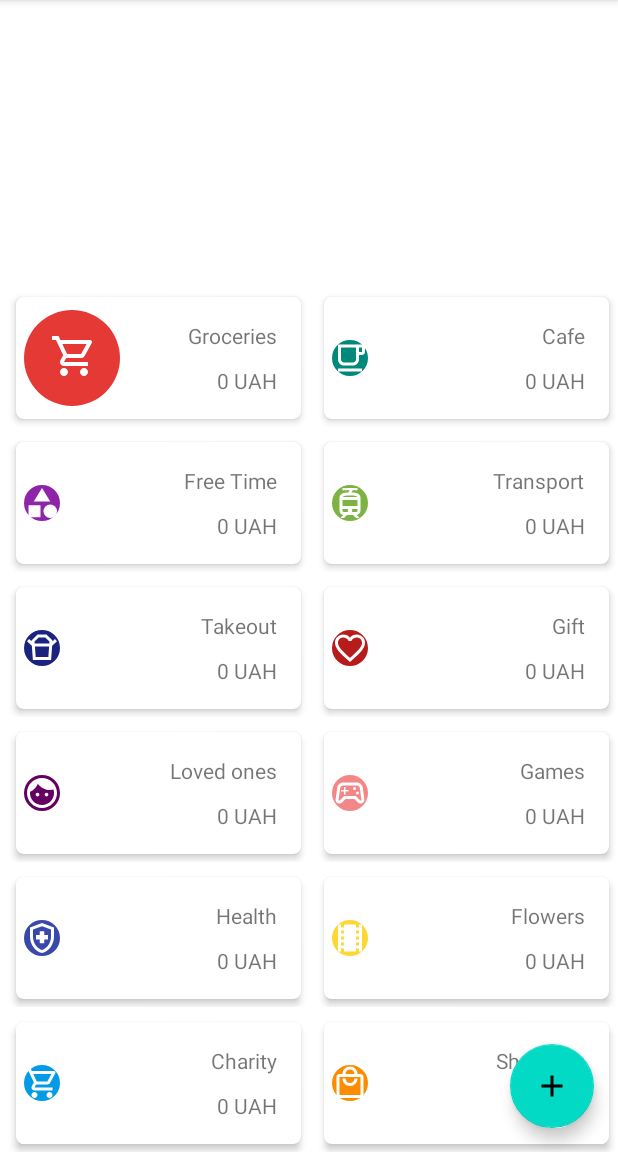
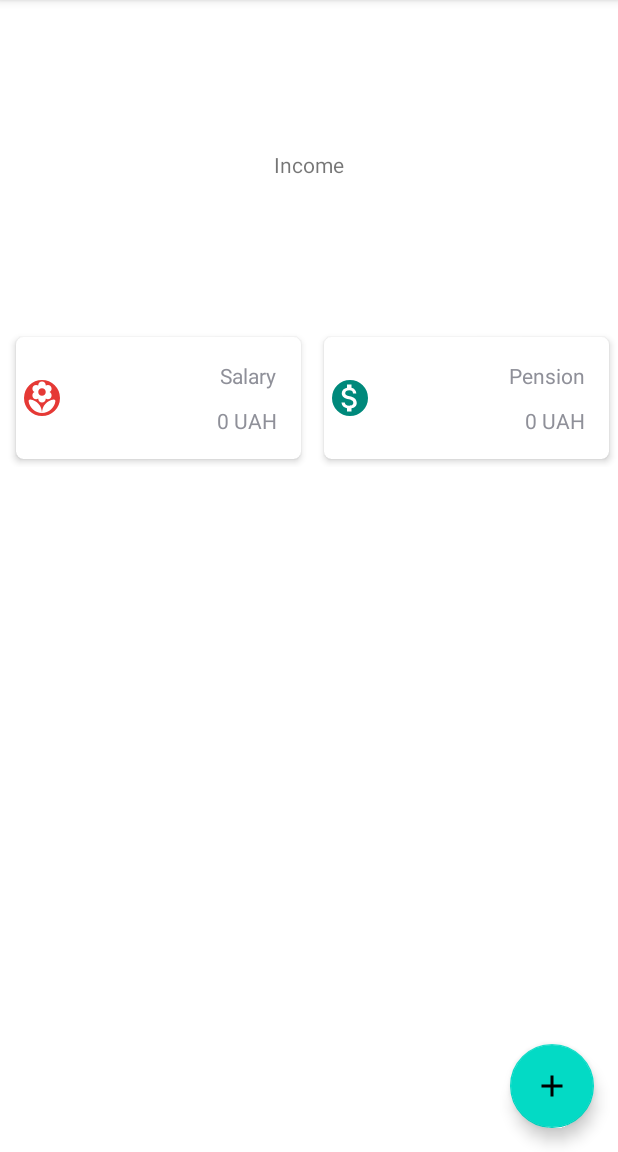
Before and after one commit to viitaliich/Pennychet, an Android app: the screen it shows after launch (MainActivity), in the options menu, after a tap on "More Options", on a phone screen of 412 x 824 dp, the part 84-1236 px from its top. Run offline under Robolectric (Android 15) with nearby library versions, the phone set to English and light mode, and no system bars; our stand-ins replace Room's generated code.

Commit message:
Add Income
Add Income

```diff
--- a/Pennychet/app/src/main/java/com/example/pennychet/MainActivity.java
+++ b/Pennychet/app/src/main/java/com/example/pennychet/MainActivity.java
@@ -1,8 +1,11 @@
 package com.example.pennychet;
+
+import static android.os.SystemClock.sleep;
 
 import android.app.DatePickerDialog;
 import android.graphics.Color;
 import android.icu.text.SimpleDateFormat;
+import android.os.AsyncTask;
 import android.os.Bundle;
 import android.view.Menu;
 import android.view.MenuItem;
@@ -48,6 +51,14 @@ public class MainActivity extends AppCompatActivity
 
     private static final String TAG = "MainActivity";
 
+    enum State
+    {
+        EXPENSE,
+        INCOME,
+    }
+    State mState;
+
+
     // Calendar button inside category
     Button btnPickDate;
     String mDate;
@@ -59,14 +70,15 @@ public class MainActivity extends AppCompatActivity
 
     // PieChart
     PieChart pieChart;
-    PieDataSet pieDataSet;
+    PieDataSet pieDataSetExpense;
+    PieDataSet pieDataSetIncome;
 
     // Categories buttons grid
     ArrayList<GridModel> gridModelArrayList;
     GridAdapter adapter;
     ExpandableHeightGridView ctgGridView;
 
-    int[] btnIconArray = new int[] {
+    int[] btnIconArrayExpense = new int[] {
             R.drawable.ic_outline_shopping_cart_64,
             R.drawable.ic_outline_free_breakfast_24,
             R.drawable.ic_baseline_category_24,
@@ -81,12 +93,19 @@ public class MainActivity extends AppCompatActivity
             R.drawable.ic_outline_local_mall_24,
     };
 
+    int[] btnIconArrayIncome = new int[] {
+            R.drawable.ic_round_local_florist_24,
+            R.drawable.ic_outline_attach_money_24,
+    };
+
     @Override
     protected void onCreate(Bundle savedInstanceState) {
         super.onCreate(savedInstanceState);
         setContentView(R.layout.activity_main);
 
-        int[] ctgColorArray = new int[]{
+        mState = State.EXPENSE;
+
+        int[] ctgColorArrayExpense = new int[]{
                 getResources().getColor(R.color.ctg1),
                 getResources().getColor(R.color.ctg2),
                 getResources().getColor(R.color.ctg3),
@@ -101,14 +120,22 @@ public class MainActivity extends AppCompatActivity
                 getResources().getColor(R.color.ctg12),
         };
 
-        String[] categories = getResources().getStringArray(R.array.categories);
+        int[] ctgColorArrayIncome = new int[]{
+                getResources().getColor(R.color.ctg1),
+                getResources().getColor(R.color.ctg2),
+        };
+
+        String[] categoriesExpense = getResources().getStringArray(R.array.categoriesExpense);
+        String[] categoriesIncome = getResources().getStringArray(R.array.categoriesIncome);
 
         // DB
         // allowMainThreadQueries() not recommended ???
-        DataFromDB dataFromDB = new DataFromDB(categories);
+        DataFromDB dataFromDB = new DataFromDB(categoriesExpense, categoriesIncome);
 
         AppDatabase db = Room.databaseBuilder(getApplicationContext(),
                 AppDatabase.class, "Transactions").allowMainThreadQueries().build();
+//        AppDatabase db = Room.databaseBuilder(getApplicationContext(),
+//                AppDatabase.class, "Transactions").build();
         dataFromDB.setTransactionDao(db.transactionDao());
         dataFromDB.setCategoryDao(db.categoryDao());
         dataFromDB.setAccountDao(db.accountDao());
@@ -116,15 +143,21 @@ public class MainActivity extends AppCompatActivity
 
         dataFromDB.getAllCategory();
 
+        pieDataSetExpense = new PieDataSet(pieChartCategories(dataFromDB.getCategoriesExpense()), "label");
+        pieDataSetIncome = new PieDataSet(pieChartCategories(dataFromDB.getCategoriesIncome()), "label");
+
+
+//        AsyncTask.execute(() -> dataFromDB.getAllCategory());
+
         // CategoryButtons
 
         ctgGridView = findViewById(R.id.ctgGridView);
         ctgGridView.setExpanded(true);
 
         gridModelArrayList = new ArrayList<GridModel>();
-        for(int i = 0; i < categories.length; i++)
+        for(int i = 0; i < categoriesExpense.length; i++)
         {
-            gridModelArrayList.add(new GridModel(categories[i], btnIconArray[i], ctgColorArray[i], (int)dataFromDB.getCategories().get(i).sum_month));
+            gridModelArrayList.add(new GridModel(categoriesExpense[i], btnIconArrayExpense[i], ctgColorArrayExpense[i], (int)dataFromDB.getCategoriesExpense().get(i).sum_month));
         }
         adapter = new GridAdapter(this, gridModelArrayList);
         ctgGridView.setAdapter(adapter);
@@ -136,8 +169,46 @@ public class MainActivity extends AppCompatActivity
         });
 
         // PieChart
-        setupPieChart(dataFromDB, ctgColorArray);
+        if(mState == State.EXPENSE)
+            setupPieChart(dataFromDB, ctgColorArrayExpense, pieDataSetExpense);
+        else setupPieChart(dataFromDB, ctgColorArrayIncome, pieDataSetIncome);
         pieChart.invalidate();
+
+        // Income <-> Expense button
+
+        Button swapBtn = findViewById(R.id.pieChartButton);
+        TextView swapBtnText = findViewById(R.id.pieChartText);
+        swapBtn.setOnClickListener(new View.OnClickListener() {
+            @Override
+            public void onClick(View v) {
+                gridModelArrayList.clear();
+                if(mState == State.EXPENSE)
+                {
+                    mState = State.INCOME;
+                    swapBtnText.setText("Income");
+                    for(int i = 0; i < categoriesIncome.length; i++)
+                    {
+                        gridModelArrayList.add(new GridModel(categoriesIncome[i], btnIconArrayIncome[i], ctgColorArrayIncome[i], (int)dataFromDB.getCategoriesIncome().get(i).sum_month));
+                    }
+                    setupPieChart(dataFromDB, ctgColorArrayIncome, pieDataSetIncome);
+
+                }
+                else
+                {
+                    mState = State.EXPENSE;
+                    swapBtnText.setText("Expense");
+                    for(int i = 0; i < categoriesExpense.length; i++)
+                    {
+                        gridModelArrayList.add(new GridModel(categoriesExpense[i], btnIconArrayExpense[i], ctgColorArrayExpense[i], (int)dataFromDB.getCategoriesExpense().get(i).sum_month));
+                    }
+                    setupPieChart(dataFromDB, ctgColorArrayExpense, pieDataSetExpense);
+
+                }
+                adapter = new GridAdapter(getApplicationContext(), gridModelArrayList);
+                ctgGridView.setAdapter(adapter);
+            }
+        });
+
 
         // Drawer Layout
         DrawerLayout drawerLayout;
@@ -202,7 +273,15 @@ public class MainActivity extends AppCompatActivity
 
         // Categories drop down menu
         AutoCompleteTextView autoCompleteTextViewCategoty = bottomSheetDialog.findViewById(R.id.actvCategory);
-        String[] categories = getResources().getStringArray(R.array.categories);
+        String[] categories;
+        if(mState == State.EXPENSE)
+        {
+            categories = getResources().getStringArray(R.array.categoriesExpense);
+        }
+        else
+        {
+            categories = getResources().getStringArray(R.array.categoriesIncome);
+        }
         List<String> categoriesList = Arrays.asList(categories);
         autoCompleteTextViewCategoty.setText(categoriesList.get(btnIndex));
         ArrayAdapter<String> adapterCategory = new ArrayAdapter<>(
@@ -256,7 +335,11 @@ public class MainActivity extends AppCompatActivity
                     String date = String.valueOf(mDate);
 
                     Transaction transaction = new Transaction();
-                    transaction.type = "Expense";
+
+                    if(mState == State.EXPENSE)
+                        transaction.type = "Expense";
+                    else transaction.type = "Income";
+
                     transaction.category = category;
                     transaction.account = account;
                     transaction.description = description;
@@ -264,14 +347,28 @@ public class MainActivity extends AppCompatActivity
                     transaction.date = date;
                     dataFromDB.getTransactionDao().insertAll(transaction);
 
-                    dataFromDB.getCategories().get(btnIndex).sum_month += sum;
-                    dataFromDB.getCategories().get(btnIndex).sum_year += sum;
-                    double accumulatedSum = dataFromDB.getCategories().get(btnIndex).sum_month;
-                    dataFromDB.getCategoryDao().updateSumMonth(dataFromDB.getCategories().get(btnIndex).sum_month, category);
+                    double accumulatedSum;
+                    if(mState == State.EXPENSE)
+                    {
+                        dataFromDB.getCategoriesExpense().get(btnIndex).sum_month += sum;
+                        dataFromDB.getCategoriesExpense().get(btnIndex).sum_year += sum;
+                        accumulatedSum = dataFromDB.getCategoriesExpense().get(btnIndex).sum_month;
+                        dataFromDB.getCategoryDao().updateSumMonth(accumulatedSum, category);
+                        updatePieChart(pieChart, pieDataSetExpense, btnIndex, accumulatedSum);
+                        gridModelArrayList.get(btnIndex).setSum((int)dataFromDB.getCategoriesExpense().get(btnIndex).sum_month);
 
-                    updatePieChart(pieChart, pieDataSet, btnIndex, accumulatedSum);
+                    }
+                    else
+                    {
+                        dataFromDB.getCategoriesIncome().get(btnIndex).sum_month += sum;
+                        dataFromDB.getCategoriesIncome().get(btnIndex).sum_year += sum;
+                        accumulatedSum = dataFromDB.getCategoriesIncome().get(btnIndex).sum_month;
+                        dataFromDB.getCategoryDao().updateSumMonth(accumulatedSum, category);
+                        updatePieChart(pieChart, pieDataSetIncome, btnIndex, accumulatedSum);
+                        gridModelArrayList.get(btnIndex).setSum((int)dataFromDB.getCategoriesIncome().get(btnIndex).sum_month);
 
-                    gridModelArrayList.get(btnIndex).setSum((int)dataFromDB.getCategories().get(btnIndex).sum_month);
+                    }
+
                     adapter.notifyDataSetChanged();
                     ctgGridView.invalidate();
 
@@ -297,10 +394,9 @@ public class MainActivity extends AppCompatActivity
         return pieChartCtg;
     }
 
-    void setupPieChart(DataFromDB dataFromDB, int[] colorClassArray)
+    void setupPieChart(DataFromDB dataFromDB, int[] colorClassArray, PieDataSet pieDataSet)
     {
         pieChart = findViewById(R.id.pieChart);
-        pieDataSet = new PieDataSet(pieChartCategories(dataFromDB.getCategories()), "label");
         pieDataSet.setColors(colorClassArray);
 
         PieData pieData = new PieData(pieDataSet);
@@ -316,6 +412,10 @@ public class MainActivity extends AppCompatActivity
         pieDataSet.setValueTextSize(10);
         pieDataSet.setSliceSpace(1);
         pieChart.animateX(400);
+        pieChart.setTouchEnabled(false);
+//        pieChart.setCenterText("Expenses" );
+//        pieChart.setCenterTextSize(14f);
+//        pieChart.setCenterTextColor(Color.BLACK);
     }
 
     void updatePieChart(PieChart pieChart, PieDataSet pieDataSet, int entryIndex, double newData)
--- a/Pennychet/app/src/main/java/com/example/pennychet/database/DataFromDB.java
+++ b/Pennychet/app/src/main/java/com/example/pennychet/database/DataFromDB.java
@@ -6,17 +6,24 @@ public class DataFromDB {
 
 //    private String mCurrencyType = "UAH";
 
-    private String[] categoriesNames;
-    private List<Category> categories;
+    private String[] categoriesNamesExpense;
+    private String[] categoriesNamesIncome;
+    private List<Category> categoriesExpense;
+    private List<Category> categoriesIncome;
 
     private TransactionDao transactionDao;
     private AccountDao accountDao;
     private AccumulatedDateDao accumulatedDateDao;
     private CategoryDao categoryDao;
 
-    public List<Category> getCategories()
+    public List<Category> getCategoriesExpense()
     {
-        return categories;
+        return categoriesExpense;
+    }
+
+    public List<Category> getCategoriesIncome()
+    {
+        return categoriesIncome;
     }
 
     public void setTransactionDao(TransactionDao transactionDao)
@@ -45,25 +52,42 @@ public class DataFromDB {
 
     public void getAllCategory()
     {
-        categories = categoryDao.getAll();
-        if (categories.isEmpty())
+        categoriesExpense = categoryDao.getAllByType("Expense");
+        if (categoriesExpense.isEmpty())
         {
-            for (String categoriesName : categoriesNames) {
+            for (String categoriesName : categoriesNamesExpense) {
                 Category category = new Category();
-                category.type = "Expenses";     // ???
+                category.type = "Expense";     // ???
                 category.name = categoriesName;
                 category.year = 2023;           // ???
                 category.month = 1;             // ???
                 category.sum_year = 0;
                 category.sum_month = 0;
-                categories.add(category);
+                categoriesExpense.add(category);
+                categoryDao.insertAll(category);
+            }
+        }
+
+        categoriesIncome = categoryDao.getAllByType("Income");
+        if (categoriesIncome.isEmpty())
+        {
+            for (String categoriesName : categoriesNamesIncome) {
+                Category category = new Category();
+                category.type = "Income";     // ???
+                category.name = categoriesName;
+                category.year = 2023;           // ???
+                category.month = 1;             // ???
+                category.sum_year = 0;
+                category.sum_month = 0;
+                categoriesIncome.add(category);
                 categoryDao.insertAll(category);
             }
         }
     }
 
-    public DataFromDB(String[] categories)
+    public DataFromDB(String[] categoriesExpense, String[] categoriesIncome )
     {
-        categoriesNames = categories;
+        categoriesNamesExpense = categoriesExpense;
+        categoriesNamesIncome = categoriesIncome;
     }
 }
--- a/Pennychet/app/src/main/res/layout/main_screen_main.xml
+++ b/Pennychet/app/src/main/res/layout/main_screen_main.xml
@@ -16,13 +16,42 @@
         tools:context=".MainActivity"
         >
 
+        <Button
+            android:id="@+id/pieChartButton"
+            android:layout_width="match_parent"
+            android:layout_height="200dp"
+            android:layout_gravity="center"
+            android:layout_marginBottom="10dp"
+            android:layout_marginTop="10dp"
+            android:background="@android:color/transparent"
+            android:elevation="5dp"
+            android:padding="5dp"
+            android:text="Expenses"
+            android:textAlignment="center"
+            >
+        </Button>
+
+        <TextView
+            android:id="@+id/pieChartText"
+            android:layout_width="wrap_content"
+            android:layout_height="wrap_content"
+            android:layout_gravity="center"
+            android:layout_centerHorizontal="true"
+            android:layout_marginBottom="10dp"
+            android:layout_marginTop="95dp"
+            android:elevation="10dp"
+            android:padding="5dp"
+            android:text="Expenses"
+            >
+        </TextView>
+
         <com.github.mikephil.charting.charts.PieChart
             android:id="@+id/pieChart"
             android:layout_width="match_parent"
             android:layout_height="200dp"
             android:layout_gravity="fill"
-            android:layout_marginBottom="50dp"
-            android:elevation="5dp"
+            android:layout_marginBottom="10dp"
+            android:layout_marginTop="10dp"
             android:padding="5dp" />
 
         <com.example.pennychet.ui.ExpandableHeightGridView
--- a/Pennychet/app/src/main/res/values/strings.xml
+++ b/Pennychet/app/src/main/res/values/strings.xml
@@ -6,7 +6,7 @@
         <item>Card</item>
     </string-array>
 
-    <string-array name="categories">
+    <string-array name="categoriesExpense">
         <item>Groceries</item>
         <item>Cafe</item>
         <item>Free Time</item>
@@ -20,4 +20,9 @@
         <item>Charity</item>
         <item>Shopping</item>
     </string-array>
+
+    <string-array name="categoriesIncome">
+        <item>Salary</item>
+        <item>Pension</item>
+    </string-array>
 </resources>
```
